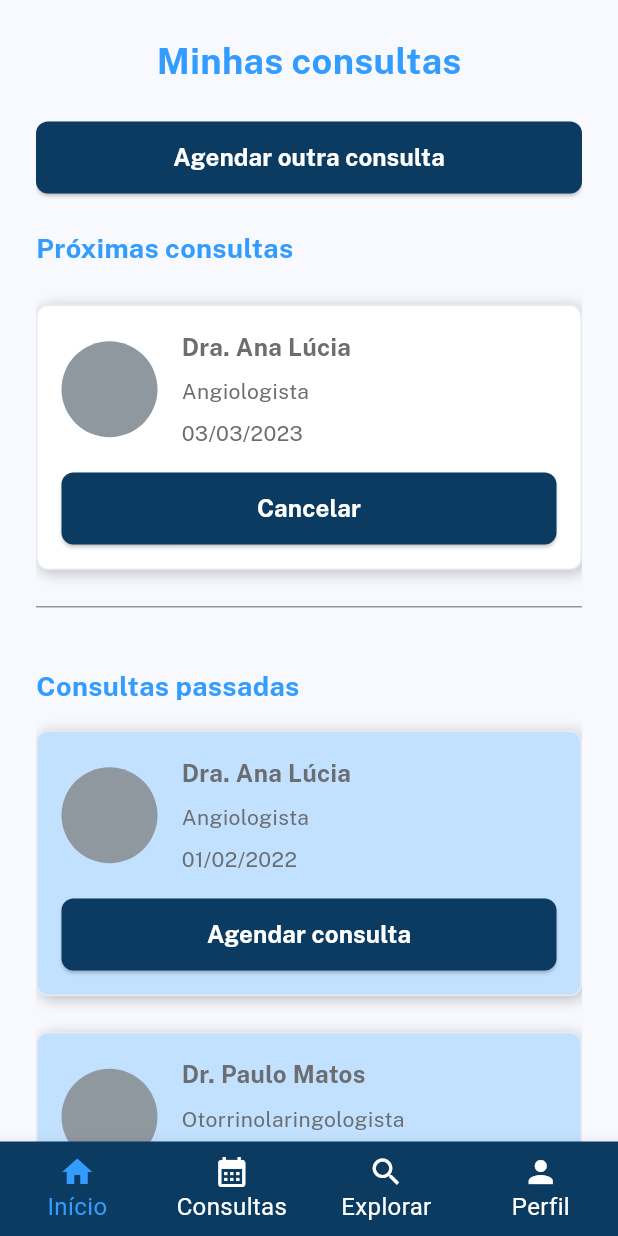
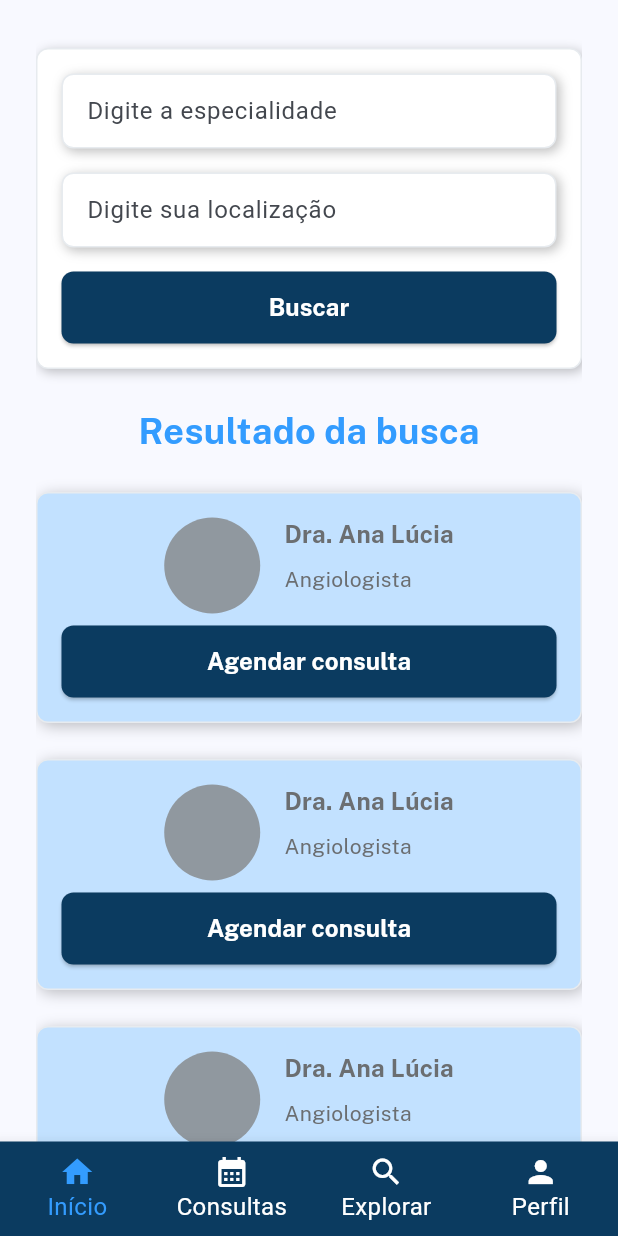
Before and after one commit to otaviohenrique1/voll_med, a Flutter app: the screen it shows after launch, on a phone screen of 412 x 824 dp. Run offline on Flutter 3.47's test engine with Material 2 defaults, Android fonts, the phone set to English and light mode, and no system bars; our stand-ins replace mask_text_input_formatter.

Commit message:
commit 31

```diff
--- a/lib/components/medico.dart
+++ b/lib/components/medico.dart
@@ -84,7 +84,7 @@ class Medico extends StatelessWidget {
               ),
             ],
           ),
-          const SizedBox(height: 16),
+          const SizedBox(height: 8),
           Botao(
             onPressed: botaoOnPressed,
             fontColor: branco,
@@ -96,3 +96,88 @@ class Medico extends StatelessWidget {
     );
   }
 }
+
+class MedicoBusca extends StatelessWidget {
+  const MedicoBusca({
+    super.key,
+    required this.nome,
+    required this.cargo,
+    required this.backgroundColor,
+    required this.botaoOnPressed,
+    required this.botaoLabel,
+    this.margin,
+  });
+
+  final String nome;
+  final String cargo;
+  final Color backgroundColor;
+  final void Function() botaoOnPressed;
+  final String botaoLabel;
+  final EdgeInsetsGeometry? margin;
+
+  @override
+  Widget build(BuildContext context) {
+    return Container(
+      padding: const EdgeInsets.all(16),
+      margin: margin,
+      decoration: BoxDecoration(
+        color: backgroundColor,
+        boxShadow: const [
+          BoxShadow(
+            color: Color.fromRGBO(0, 0, 0, 0.25),
+            spreadRadius: 0,
+            blurRadius: 8,
+            offset: Offset(2, 2),
+          ),
+        ],
+        border: Border.all(
+          width: 1,
+          color: cinza1,
+          style: BorderStyle.solid,
+        ),
+        borderRadius: BorderRadius.circular(8),
+      ),
+      child: Column(
+        children: [
+          Row(
+            mainAxisAlignment: MainAxisAlignment.center,
+            crossAxisAlignment: CrossAxisAlignment.start,
+            children: [
+              const Avatar(),
+              const SizedBox(width: 16),
+              Column(
+                crossAxisAlignment: CrossAxisAlignment.start,
+                children: [
+                  Titulo(
+                    titulo: nome,
+                    color: cinza3,
+                    alignment: Alignment.center,
+                    fontSize: 16,
+                    fontWeight: fontWeightBold,
+                  ),
+                  Container(
+                    margin: const EdgeInsets.symmetric(vertical: 8),
+                    child: Titulo(
+                      titulo: cargo,
+                      color: cinza3,
+                      alignment: Alignment.center,
+                      fontSize: 14,
+                      fontWeight: fontWeightRegular,
+                    ),
+                  ),
+                ],
+              ),
+            ],
+          ),
+          const SizedBox(height: 8),
+          Botao(
+            onPressed: botaoOnPressed,
+            fontColor: branco,
+            label: botaoLabel,
+            backgroundColor: azul3,
+          ),
+        ],
+      ),
+    );
+  }
+}
--- a/lib/main.dart
+++ b/lib/main.dart
@@ -1,5 +1,6 @@
 import 'package:flutter/material.dart';
-import 'package:voll_med/pages/minhas_consultas.dart';
+import 'package:voll_med/pages/busca.dart';
+// import 'package:voll_med/pages/minhas_consultas.dart';
 // import 'package:voll_med/pages/perfil.dart';
 // import 'package:voll_med/pages/homepage.dart';
 // import 'package:voll_med/pages/cadastro.dart';
@@ -23,7 +24,8 @@ class VollMed extends StatelessWidget {
             const AppBarTheme(backgroundColor: Color.fromRGBO(0, 33, 61, 1)),
         useMaterial3: true,
       ),
-      home: const MinhasConsultas(),
+      home: const Busca(),
+      // home: const MinhasConsultas(),
       // home: const Perfil(),
       // home: const Homepage(),
       // home: const Login(),
--- /dev/null
+++ b/lib/pages/busca.dart
@@ -0,0 +1,198 @@
+import 'package:flutter/material.dart';
+import 'package:voll_med/components/botao.dart';
+import 'package:voll_med/components/campo_texto.dart';
+import 'package:voll_med/components/medico.dart';
+import 'package:voll_med/styles/fonts.dart';
+import 'package:voll_med/components/titulo.dart';
+import 'package:voll_med/styles/colors.dart';
+import 'package:voll_med/utils/validators.dart';
+
+class Busca extends StatefulWidget {
+  const Busca({super.key});
+
+  @override
+  State<Busca> createState() => _BuscaState();
+}
+
+class _BuscaState extends State<Busca> {
+  var formKey = GlobalKey<FormState>();
+  final TextEditingController _especialidadeController =
+      TextEditingController();
+  final TextEditingController _localizacaoController = TextEditingController();
+
+  @override
+  void dispose() {
+    _especialidadeController.dispose();
+    _localizacaoController.dispose();
+    super.dispose();
+  }
+
+  int _selectedTabIndex = 0;
+
+  void _onItemTapped(int index) {
+    setState(() {
+      _selectedTabIndex = index;
+    });
+  }
+
+  @override
+  Widget build(BuildContext context) {
+    return Scaffold(
+      appBar: AppBar(
+        toolbarHeight: 0,
+        // backgroundColor: Theme.of(context).colorScheme.primary,
+        automaticallyImplyLeading: false,
+      ),
+      body: Padding(
+        padding: const EdgeInsets.symmetric(horizontal: 24),
+        child: SingleChildScrollView(
+          child: Column(
+            children: [
+              Form(
+                key: formKey,
+                child: Column(
+                  children: [
+                    const SizedBox(height: 32),
+                    Container(
+                      decoration: BoxDecoration(
+                        color: branco,
+                        boxShadow: const [
+                          BoxShadow(
+                            color: Color.fromRGBO(0, 0, 0, 0.25),
+                            spreadRadius: 0,
+                            blurRadius: 6,
+                            offset: Offset(2, 2),
+                          ),
+                        ],
+                        border: Border.all(
+                          width: 1,
+                          color: cinza1,
+                          style: BorderStyle.solid,
+                        ),
+                        borderRadius: BorderRadius.circular(8),
+                      ),
+                      padding: const EdgeInsets.all(16),
+                      child: Column(
+                        children: [
+                          CampoTexto(
+                            hintText: "Digite a especialidade ",
+                            controller: _especialidadeController,
+                            exibeLabel: false,
+                            keyboardType: TextInputType.text,
+                            validator: validaCampoVazio,
+                            obscureText: false,
+                          ),
+                          CampoTexto(
+                            hintText: "Digite sua localização",
+                            controller: _localizacaoController,
+                            exibeLabel: false,
+                            keyboardType: TextInputType.text,
+                            validator: validaCampoVazio,
+                            obscureText: false,
+                          ),
+                          Botao(
+                            onPressed: () {
+                              if (formKey.currentState!.validate()) {}
+                            },
+                            label: "Buscar",
+                            backgroundColor: azul4,
+                            fontColor: branco,
+                          ),
+                        ],
+                      ),
+                    ),
+                  ],
+                ),
+              ),
+              const SizedBox(height: 24),
+              const Titulo(
+                titulo: "Resultado da busca",
+                color: azul2,
+                alignment: Alignment.center,
+                fontSize: 24,
+                fontWeight: fontWeightBold,
+              ),
+              Padding(
+                padding: const EdgeInsets.symmetric(vertical: 24),
+                child: Column(
+                  children: [
+                    MedicoBusca(
+                      nome: "Dra. Ana Lúcia",
+                      cargo: "Angiologista",
+                      backgroundColor: azul5,
+                      botaoLabel: "Agendar consulta",
+                      botaoOnPressed: () {},
+                      margin: const EdgeInsets.only(bottom: 24),
+                    ),
+                    MedicoBusca(
+                      nome: "Dra. Ana Lúcia",
+                      cargo: "Angiologista",
+                      backgroundColor: azul5,
+                      botaoLabel: "Agendar consulta",
+                      botaoOnPressed: () {},
+                      margin: const EdgeInsets.only(bottom: 24),
+                    ),
+                    MedicoBusca(
+                      nome: "Dra. Ana Lúcia",
+                      cargo: "Angiologista",
+                      backgroundColor: azul5,
+                      botaoLabel: "Agendar consulta",
+                      botaoOnPressed: () {},
+                      margin: const EdgeInsets.only(bottom: 24),
+                    ),
+                    MedicoBusca(
+                      nome: "Dra. Ana Lúcia",
+                      cargo: "Angiologista",
+                      backgroundColor: azul5,
+                      botaoLabel: "Agendar consulta",
+                      botaoOnPressed: () {},
+                      margin: const EdgeInsets.only(bottom: 24),
+                    ),
+                    MedicoBusca(
+                      nome: "Dra. Ana Lúcia",
+                      cargo: "Angiologista",
+                      backgroundColor: azul5,
+                      botaoLabel: "Agendar consulta",
+                      botaoOnPressed: () {},
+                      margin: const EdgeInsets.only(bottom: 24),
+                    ),
+                  ],
+                ),
+              ),
+            ],
+          ),
+        ),
+      ),
+      bottomNavigationBar: BottomNavigationBar(
+        items: const <BottomNavigationBarItem>[
+          BottomNavigationBarItem(
+            icon: Icon(Icons.home),
+            label: 'Início',
+          ),
+          BottomNavigationBarItem(
+            icon: Icon(Icons.calendar_month),
+            label: 'Consultas',
+          ),
+          BottomNavigationBarItem(
+            icon: Icon(Icons.search),
+            label: 'Explorar',
+          ),
+          BottomNavigationBarItem(
+            icon: Icon(Icons.person),
+            label: 'Perfil',
+          ),
+        ],
+        currentIndex: _selectedTabIndex,
+        onTap: _onItemTapped,
+        iconSize: 24,
+        showSelectedLabels: true,
+        type: BottomNavigationBarType.fixed,
+        backgroundColor: azul3,
+        selectedItemColor: azul2,
+        unselectedItemColor: branco,
+        selectedFontSize: 16,
+        unselectedFontSize: 16,
+      ),
+    );
+  }
+}
```
Also changed, not shown: lib/components/formulario_busca.dart (added, +232 -0 lines), lib/pages/minhas_consultas.dart (+0 -15 lines), lib/pages/teste_tab.dart (added, +97 -0 lines).
